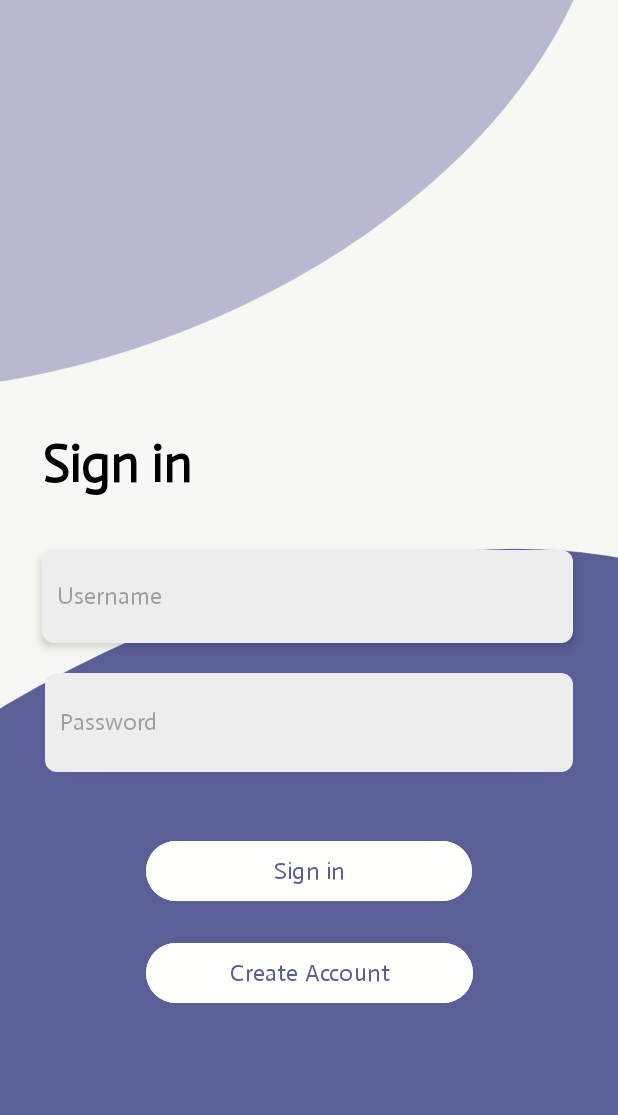
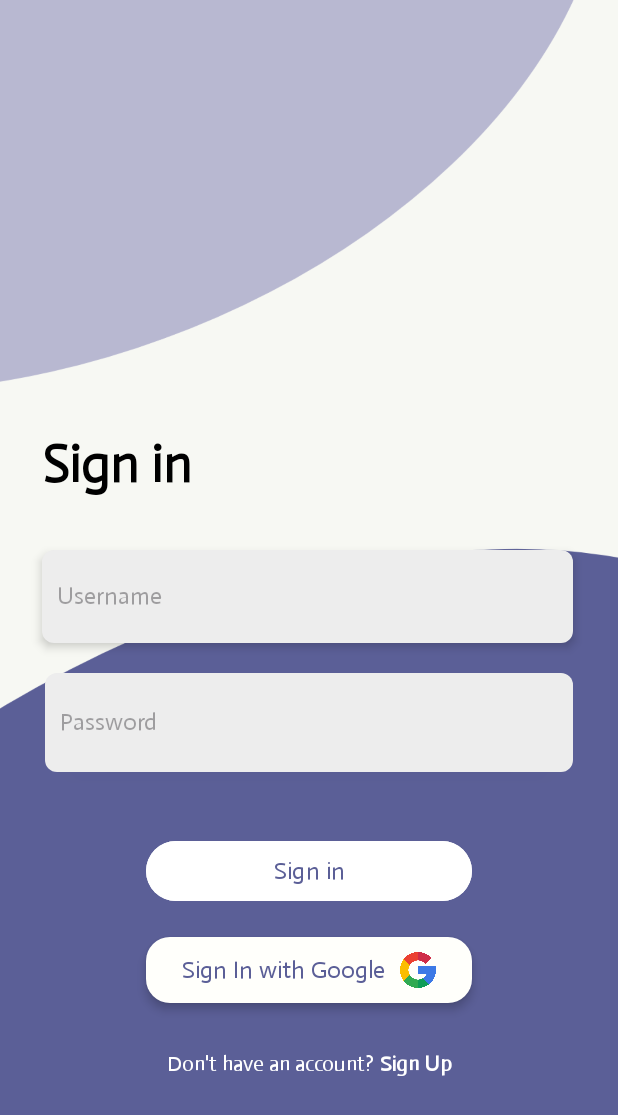
Before and after one commit to xlfrxd/Questify, an Android app: the layout activity_sign_in.xml on its own in the app's theme, with its tools: preview values and no code run, on a phone screen of 412 x 824 dp. Shown: the top 1115 px of the screen. Run offline under Robolectric (Android 15) with nearby library versions, the phone set to English and light mode, and no system bars.

Commit message:
Updated Sign In + Created Sign Up
1. Updated UI for Sign In page with Google Button 2. Sign Up page created

```diff
--- /dev/null
+++ b/app/src/main/res/drawable/button_background.xml
@@ -0,0 +1,4 @@
+<shape xmlns:android="http://schemas.android.com/apk/res/android">
+    <solid android:color="#FFFFFB"/>
+    <corners android:radius="16dp"/>
+</shape>
--- a/app/src/main/res/layout/activity_signup.xml
+++ b/app/src/main/res/layout/activity_sign_in.xml
@@ -6,8 +6,7 @@
     android:layout_height="match_parent"
     tools:context=".SignInActivity">
 
-    <!-- Username -->
-
+    <!-- Background Image -->
     <ImageView
         android:id="@+id/backgroundImage"
         android:layout_width="match_parent"
@@ -18,8 +17,7 @@
         app:layout_constraintStart_toStartOf="parent"
         app:layout_constraintTop_toTopOf="parent" />
 
-    <!-- Password -->
-
+    <!-- Sign in Text -->
     <TextView
         android:id="@+id/signInText"
         android:layout_width="wrap_content"
@@ -34,6 +32,7 @@
         app:layout_constraintStart_toStartOf="parent"
         app:layout_constraintTop_toTopOf="parent" />
 
+    <!-- Username Input Field -->
     <EditText
         android:id="@+id/usernameEditText"
         android:layout_width="354dp"
@@ -51,6 +50,7 @@
         app:layout_constraintStart_toStartOf="parent"
         app:layout_constraintTop_toBottomOf="@id/signInText" />
 
+    <!-- Password Input Field -->
     <EditText
         android:id="@+id/passwordEditText"
         android:layout_width="352dp"
@@ -70,7 +70,6 @@
         app:layout_constraintTop_toBottomOf="@id/usernameEditText" />
 
     <!-- Sign in Button -->
-
     <Button
         android:id="@+id/signInButton"
         android:layout_width="217dp"
@@ -78,7 +77,7 @@
         android:layout_marginStart="40dp"
         android:layout_marginTop="42dp"
         android:layout_marginEnd="40dp"
-        android:backgroundTint="#FFFFFB"
+        android:backgroundTint="@color/white"
         android:fontFamily="@font/actor_regular"
         android:paddingLeft="32dp"
         android:paddingRight="32dp"
@@ -89,24 +88,72 @@
         app:layout_constraintRight_toRightOf="parent"
         app:layout_constraintTop_toBottomOf="@id/passwordEditText" />
 
-    <!-- Create Account Button -->
-
-    <Button
-        android:id="@+id/createAccountButton"
-        android:layout_width="218dp"
+    <!-- Custom Sign Up with Google Button -->
+    <LinearLayout
+        android:id="@+id/signUpGoogleButton"
+        android:layout_width="217dp"
         android:layout_height="wrap_content"
         android:layout_marginStart="40dp"
         android:layout_marginTop="20dp"
         android:layout_marginEnd="40dp"
-        android:backgroundTint="#FFFFFB"
+        android:background="@drawable/button_background"
+        android:elevation="4dp"
         android:fontFamily="@font/actor_regular"
-        android:paddingLeft="32dp"
-        android:paddingRight="32dp"
-        android:text="@string/create_account"
-        android:textColor="#5B5F97"
-        android:textSize="16sp"
+        android:orientation="horizontal"
+        android:gravity="center"
         app:layout_constraintLeft_toLeftOf="parent"
         app:layout_constraintRight_toRightOf="parent"
-        app:layout_constraintTop_toBottomOf="@id/signInButton" />
+        app:layout_constraintTop_toBottomOf="@id/signInButton"
+        android:padding="10dp">
+
+        <TextView
+            android:id="@+id/signUpGoogleText"
+            android:layout_width="wrap_content"
+            android:layout_height="wrap_content"
+            android:text="@string/sign_in_google"
+            android:textColor="#5B5F97"
+            android:textSize="16sp"
+            android:fontFamily="@font/actor_regular" />
+
+        <ImageView
+            android:id="@+id/googleIcon"
+            android:layout_width="24dp"
+            android:layout_height="24dp"
+            android:layout_marginStart="10dp"
+            android:src="@drawable/google" />
+    </LinearLayout>
+
+    <!-- Don't have an account? Sign Up Text Container -->
+    <LinearLayout
+        android:id="@+id/dontHaveAccountContainer"
+        android:layout_width="wrap_content"
+        android:layout_height="wrap_content"
+        android:layout_marginTop="32dp"
+        android:gravity="center"
+        app:layout_constraintTop_toBottomOf="@id/signUpGoogleButton"
+        app:layout_constraintLeft_toLeftOf="parent"
+        app:layout_constraintRight_toRightOf="parent"
+        android:orientation="horizontal">
+
+        <TextView
+            android:id="@+id/dontHaveAccountText"
+            android:layout_width="wrap_content"
+            android:layout_height="wrap_content"
+            android:fontFamily="@font/actor_regular"
+            android:text="Don't have an account?"
+            android:textColor="@android:color/white"
+            android:textSize="14sp" />
+
+        <TextView
+            android:id="@+id/signUpLinkText"
+            android:layout_width="wrap_content"
+            android:layout_height="wrap_content"
+            android:fontFamily="@font/actor_regular"
+            android:text=" Sign Up"
+            android:textStyle="bold"
+            android:textColor="@android:color/white"
+            android:textSize="14sp" />
+
+    </LinearLayout>
 
 </androidx.constraintlayout.widget.ConstraintLayout>
--- a/app/src/main/res/values/strings.xml
+++ b/app/src/main/res/values/strings.xml
@@ -5,4 +5,7 @@
         <string name="password">Password</string>
         <string name="create_account">Create Account</string>
         <string name="background_image_desc">Background Image</string>
+    <string name="sign_in_google">Sign In with Google</string>
+        <string name="don_t_have_an_account">Don\'t have an account?</string>
+        <string name="sign_up">Sign Up</string>
 </resources>
```
Also changed, not shown: app/src/main/res/layout/android_sign_up.xml (added, +185 -0 lines), app/src/main/res/drawable/google.png (added).
